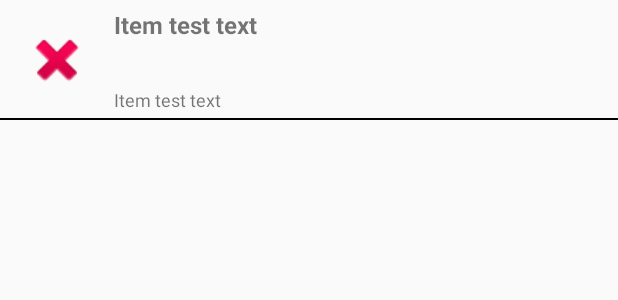
After one commit to kelokchan/Cross-cross, an Android app: the layout to_list_section_item.xml on its own in the app's theme, with its tools: preview values and no code run, on a phone screen of 412 x 824 dp. The commit adds this screen. Shown: the top 300 px of the screen. Run offline under Robolectric (Android 15) with nearby library versions, the phone set to English and light mode, and no system bars.

Commit message:
#lawrence section recycle view

```diff
--- a/app/build.gradle
+++ b/app/build.gradle
@@ -24,4 +24,5 @@ dependencies {
     testCompile 'junit:junit:4.12'
     compile 'com.android.support:appcompat-v7:23.4.0'
     compile 'com.android.support:design:23.4.0'
+    compile 'io.github.luizgrp.sectionedrecyclerviewadapter:sectionedrecyclerviewadapter:1.0.4'
 }
--- /dev/null
+++ b/app/src/main/res/layout/to_list_section_item.xml
@@ -0,0 +1,51 @@
+<?xml version="1.0" encoding="utf-8"?>
+<RelativeLayout
+    android:id="@+id/rootView"
+    xmlns:android="http://schemas.android.com/apk/res/android"
+    xmlns:tools="http://schemas.android.com/tools"
+    android:layout_width="match_parent"
+    android:layout_height="80dp"
+    android:clickable="true">
+
+    <ImageView
+        android:layout_width="45dp"
+        android:layout_height="45dp"
+        android:layout_marginLeft="15dp"
+        android:layout_centerVertical="true"
+        android:layout_alignParentLeft="true"
+        android:src="@android:drawable/ic_delete"
+        android:id="@+id/imgItem" />
+
+    <TextView
+        android:layout_width="wrap_content"
+        android:layout_height="wrap_content"
+        android:layout_toRightOf="@+id/imgItem"
+        android:layout_marginLeft="15dp"
+        android:layout_marginRight="15dp"
+        android:layout_marginTop="5dp"
+        android:layout_alignParentTop="true"
+        tools:text="Item test text"
+        android:textStyle="bold"
+        android:textSize="16sp"
+        android:maxLines="2"
+        android:ellipsize="end"
+        android:id="@+id/tvHeader" />
+
+    <TextView
+        android:layout_width="wrap_content"
+        android:layout_height="wrap_content"
+        android:layout_toRightOf="@+id/imgItem"
+        android:layout_marginLeft="15dp"
+        android:layout_marginBottom="5dp"
+        android:layout_alignParentBottom="true"
+        tools:text="Item test text"
+        android:textSize="12sp"
+        android:id="@+id/tvDate" />
+
+    <View
+        android:layout_width="match_parent"
+        android:layout_height="1dp"
+        android:layout_alignParentBottom="true"
+        android:background="#000" />
+
+</RelativeLayout>
```
Also changed, not shown: app/src/main/java/boochatech/cross_cross/MainActivity.java (+19 -1 lines), app/src/main/java/boochatech/cross_cross/ToDoListAdapter.java (added, +76 -0 lines), app/src/main/res/layout/content_main.xml (+6 -3 lines), app/src/main/res/layout/to_list_section_header.xml (added, +26 -0 lines).
